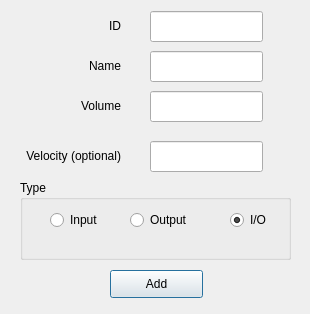
Before: the Qt Designer form ui/add_data_source.ui in d-benvenuti/xes-refmodel-pipeline-generator, drawn with Qt 5.
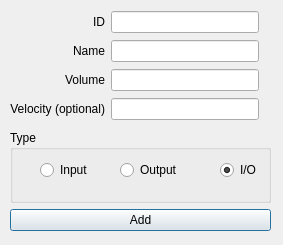
After: the same form once the commit is applied.

Commit message: Started improving UI with layouts and fixed a bug happening while closing the dialog window to delete or link objects.

Patch:
```diff
--- a/ui/add_data_source.ui
+++ b/ui/add_data_source.ui
@@ -6,23 +6,26 @@
    <rect>
     <x>0</x>
     <y>0</y>
-    <width>310</width>
-    <height>314</height>
+    <width>283</width>
+    <height>245</height>
    </rect>
   </property>
   <property name="windowTitle">
    <string>Add Data Source</string>
   </property>
   <widget class="QWidget" name="centralwidget">
-   <widget class="QLabel" name="label_id">
+   <widget class="QWidget" name="">
     <property name="geometry">
      <rect>
-      <x>30</x>
+      <x>10</x>
       <y>10</y>
-      <width>91</width>
-      <height>31</height>
+      <width>249</width>
+      <height>111</height>
      </rect>
     </property>
+    <layout class="QGridLayout" name="gridLayout">
+     <item row="0" column="0">
+      <widget class="QLabel" name="label_id">
     <property name="layoutDirection">
      <enum>Qt::RightToLeft</enum>
     </property>
@@ -33,15 +36,12 @@
      <set>Qt::AlignRight|Qt::AlignTrailing|Qt::AlignVCenter</set>
     </property>
    </widget>
+     </item>
+     <item row="0" column="1">
+      <widget class="QLineEdit" name="lineEdit_id"/>
+     </item>
+     <item row="1" column="0">
    <widget class="QLabel" name="label_name">
-    <property name="geometry">
-     <rect>
-      <x>30</x>
-      <y>50</y>
-      <width>91</width>
-      <height>31</height>
-     </rect>
-    </property>
     <property name="text">
      <string>Name</string>
     </property>
@@ -49,15 +49,50 @@
      <set>Qt::AlignRight|Qt::AlignTrailing|Qt::AlignVCenter</set>
     </property>
    </widget>
+     </item>
+     <item row="1" column="1">
+      <widget class="QLineEdit" name="lineEdit_name"/>
+     </item>
+     <item row="2" column="0">
+      <widget class="QLabel" name="label_name_2">
+       <property name="text">
+        <string>Volume</string>
+       </property>
+       <property name="alignment">
+        <set>Qt::AlignRight|Qt::AlignTrailing|Qt::AlignVCenter</set>
+       </property>
+      </widget>
+     </item>
+     <item row="2" column="1">
+      <widget class="QLineEdit" name="lineEdit_volume"/>
+     </item>
+     <item row="3" column="0">
+      <widget class="QLabel" name="label_name_3">
+       <property name="text">
+        <string>Velocity (optional)</string>
+       </property>
+       <property name="alignment">
+        <set>Qt::AlignRight|Qt::AlignTrailing|Qt::AlignVCenter</set>
+       </property>
+      </widget>
+     </item>
+     <item row="3" column="1">
+      <widget class="QLineEdit" name="lineEdit_velocity"/>
+     </item>
+    </layout>
+   </widget>
+   <widget class="QWidget" name="">
+    <property name="geometry">
+     <rect>
+      <x>10</x>
+      <y>130</y>
+      <width>261</width>
+      <height>101</height>
+     </rect>
+    </property>
+    <layout class="QVBoxLayout" name="verticalLayout">
+     <item>
    <widget class="QGroupBox" name="groupBoxType">
-    <property name="geometry">
-     <rect>
-      <x>20</x>
-      <y>180</y>
-      <width>271</width>
-      <height>80</height>
-     </rect>
-    </property>
     <property name="title">
      <string>Type</string>
     </property>
@@ -122,47 +157,9 @@
      </property>
     </widget>
    </widget>
-   <widget class="QLabel" name="label_name_2">
-    <property name="geometry">
-     <rect>
-      <x>30</x>
-      <y>90</y>
-      <width>91</width>
-      <height>31</height>
-     </rect>
-    </property>
-    <property name="text">
-     <string>Volume</string>
-    </property>
-    <property name="alignment">
-     <set>Qt::AlignRight|Qt::AlignTrailing|Qt::AlignVCenter</set>
-    </property>
-   </widget>
-   <widget class="QLabel" name="label_name_3">
-    <property name="geometry">
-     <rect>
-      <x>0</x>
-      <y>140</y>
-      <width>121</width>
-      <height>31</height>
-     </rect>
-    </property>
-    <property name="text">
-     <string>Velocity (optional)</string>
-    </property>
-    <property name="alignment">
-     <set>Qt::AlignRight|Qt::AlignTrailing|Qt::AlignVCenter</set>
-    </property>
-   </widget>
+     </item>
+     <item>
    <widget class="QPushButton" name="add_button">
-    <property name="geometry">
-     <rect>
-      <x>110</x>
-      <y>270</y>
-      <width>93</width>
-      <height>28</height>
-     </rect>
-    </property>
     <property name="text">
      <string>Add</string>
     </property>
@@ -173,45 +170,8 @@
      <bool>true</bool>
     </property>
    </widget>
-   <widget class="QLineEdit" name="lineEdit_id">
-    <property name="geometry">
-     <rect>
-      <x>150</x>
-      <y>11</y>
-      <width>113</width>
-      <height>31</height>
-     </rect>
-    </property>
-   </widget>
-   <widget class="QLineEdit" name="lineEdit_name">
-    <property name="geometry">
-     <rect>
-      <x>150</x>
-      <y>51</y>
-      <width>113</width>
-      <height>31</height>
-     </rect>
-    </property>
-   </widget>
-   <widget class="QLineEdit" name="lineEdit_volume">
-    <property name="geometry">
-     <rect>
-      <x>150</x>
-      <y>91</y>
-      <width>113</width>
-      <height>31</height>
-     </rect>
-    </property>
-   </widget>
-   <widget class="QLineEdit" name="lineEdit_velocity">
-    <property name="geometry">
-     <rect>
-      <x>150</x>
-      <y>141</y>
-      <width>113</width>
-      <height>31</height>
-     </rect>
-    </property>
+     </item>
+    </layout>
    </widget>
   </widget>
  </widget>
```
Lines whose indentation alone changed are shown as unchanged. The commit also changes 18 other files.
